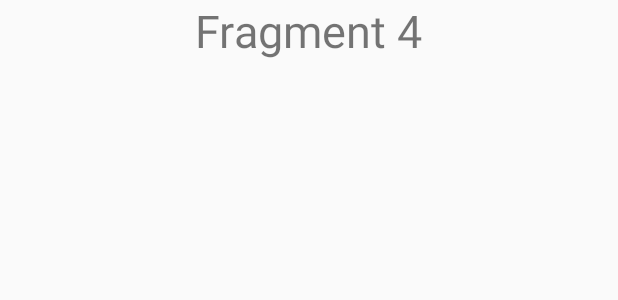
After one commit to Abdul-Razzak/Project, an Android app: the layout fragment_item_four.xml on its own in the app's theme, with its tools: preview values and no code run, on a phone screen of 412 x 824 dp. The commit adds this screen. Shown: the top 300 px of the screen. Run offline under Robolectric (Android 15) with nearby library versions, the phone set to English and light mode, and no system bars.

Commit message:
Added 4th fragment

```diff
--- a/app/src/main/AndroidManifest.xml
+++ b/app/src/main/AndroidManifest.xml
@@ -32,9 +32,7 @@
         <activity
             android:name=".ProfileActivity"
             android:theme="@style/AppTheme.Profile" />
-        <activity
-            android:name=".BottomFragment"
-            android:label="@string/title_activity_bottom_fragment" />
+
         <activity
             android:name=".FragmentBottom"
             android:label="@string/title_activity_fragment_bottom" />
--- a/app/src/main/java/com/learn2crack/FragmentBottom.java
+++ b/app/src/main/java/com/learn2crack/FragmentBottom.java
@@ -32,6 +32,9 @@ public class FragmentBottom extends AppCompatActivity {
                             case R.id.action_item3:
                                 selectedFragment = ItemThreeFragment.newInstance();
                                 break;
+                            case R.id.action_item4:
+                                selectedFragment = ItemFourFragment.newInstance();
+                                break;
                         }
                         FragmentTransaction transaction = getSupportFragmentManager().beginTransaction();
                         transaction.replace(R.id.frame_layout, selectedFragment);
--- a/app/src/main/java/com/learn2crack/utils/Constants.java
+++ b/app/src/main/java/com/learn2crack/utils/Constants.java
@@ -2,7 +2,7 @@ package com.learn2crack.utils;
 
 public class Constants {
 
-    public static final String BASE_URL = "http://ec2-18-220-69-228.us-east-2.compute.amazonaws.com:3000";
+    public static final String BASE_URL = "http://ec2-18-220-192-4.us-east-2.compute.amazonaws.com:3000";
     public static final String TOKEN = "token";
     public static final String EMAIL = "email";
 }
--- /dev/null
+++ b/app/src/main/res/layout/fragment_item_four.xml
@@ -0,0 +1,16 @@
+<RelativeLayout xmlns:android="http://schemas.android.com/apk/res/android"
+    xmlns:tools="http://schemas.android.com/tools"
+    android:layout_width="match_parent"
+    android:layout_height="match_parent"
+    tools:context="com.learn2crack.ItemFourFragment">
+
+
+
+    <TextView
+        android:layout_width="wrap_content"
+        android:layout_height="wrap_content"
+        android:layout_centerHorizontal="true"
+        android:text="Fragment 4"
+        android:textSize="30sp"/>
+
+</RelativeLayout>
```
Also changed, not shown: app/src/main/java/com/learn2crack/ItemFourFragment.java (added, +29 -0 lines), app/src/main/res/drawable/tab_history.xml (added, +7 -0 lines), app/src/main/res/drawable/tab_list.xml (added, +7 -0 lines), app/src/main/res/menu/bottom_navigation_items.xml (+8 -2 lines), app/src/main/res/values/strings.xml (+4 -3 lines), app/src/main/res/drawable/history_button.png (added), app/src/main/res/drawable/list_button.png (added).
